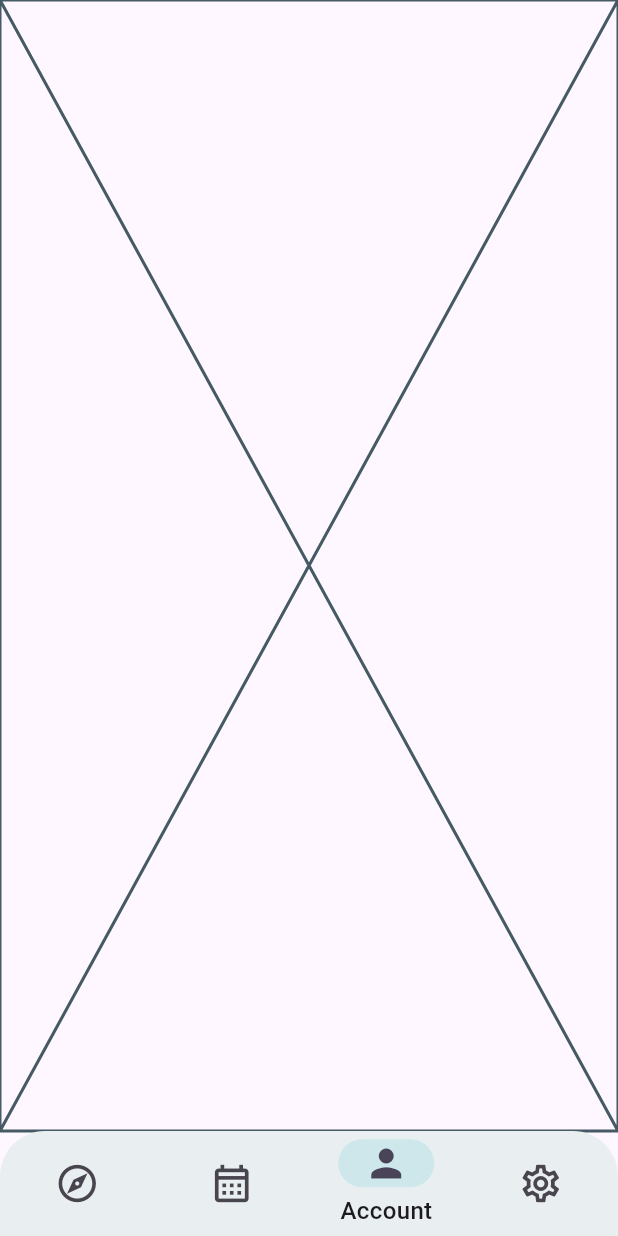
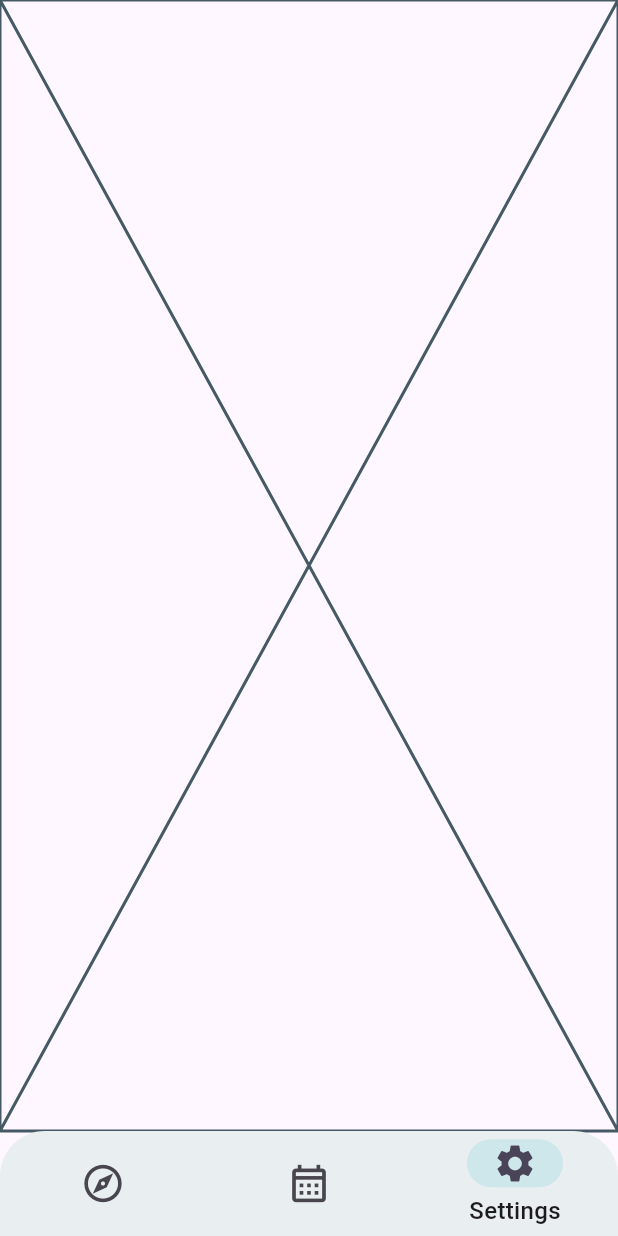
Before and after one commit to monishshriyan/home-assist, a Flutter app: the screen it shows after launch, item 3 of the bottom bar chosen, on a phone screen of 412 x 824 dp. Run offline on Flutter 3.47's test engine with Material 3 defaults, Android fonts, the phone set to English and light mode, and no system bars; our stand-ins replace flutter_svg, google_fonts, hexcolor.

Commit message:
removed account section

```diff
--- a/lib/base/bottom_nav_bar.dart
+++ b/lib/base/bottom_nav_bar.dart
@@ -20,7 +20,6 @@ class _MaterialNavState extends State<MaterialNav> {
     const BookingsScreen(),
     const AccountScreen(),
     const SettingsScreen(),
-
   ];
   @override
   Widget build(BuildContext context) {
@@ -69,17 +68,9 @@ class _MaterialNavState extends State<MaterialNav> {
                     ),
                     label: 'Bookings'),
                 NavigationDestination(
-                    icon: Icon(
-                      Icons.person_outlined,
-                      size: 30,
-                    ),
-                    selectedIcon: Icon(Icons.person, size: 30),
-                    label: 'Account'),
-                NavigationDestination(
                     icon: Icon(Icons.settings_outlined, size: 30),
                     selectedIcon: Icon(Icons.settings, size: 30),
                     label: 'Settings'),
-
               ],
             ),
           ),
```
